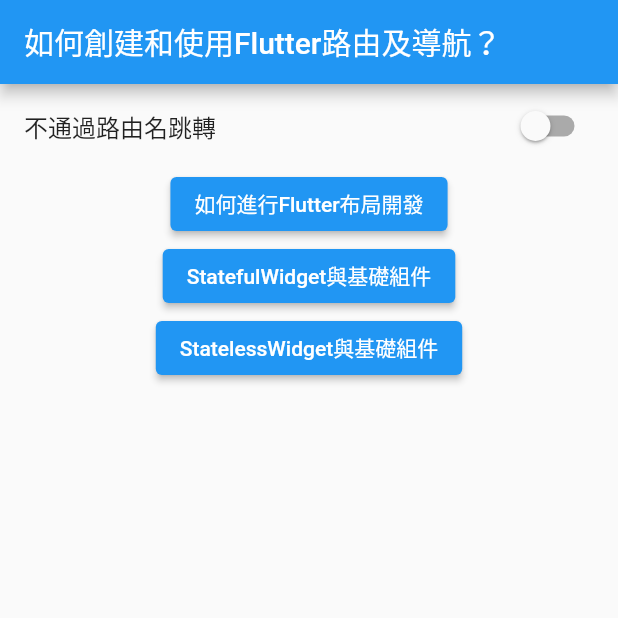
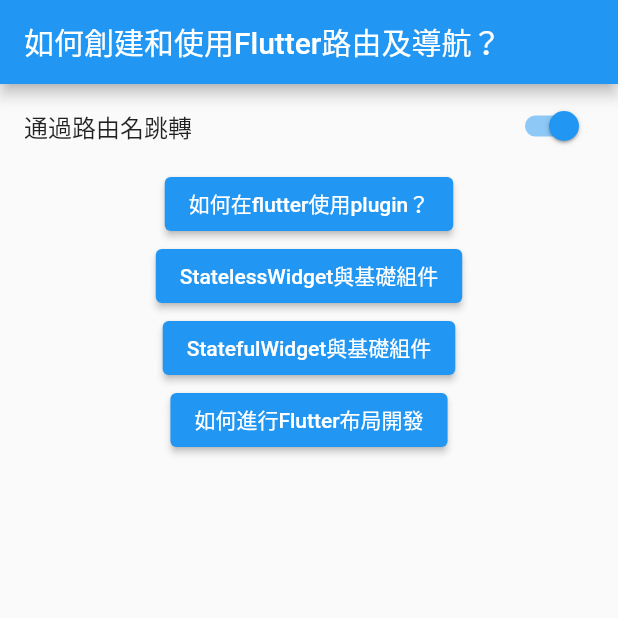
Before and after one commit to frank575/pp, a Flutter app: the screen it shows after launch, on a phone screen of 412 x 824 dp, the top half of it. Run offline on Flutter 3.47's test engine with Material 2 defaults, Android fonts, the light colour scheme and no system bars; missing offline and left inert: flutter_color.

Commit message:
feat(flutter_app): PluginUse page

```diff
--- a/dart/flutter_app/lib/main.dart
+++ b/dart/flutter_app/lib/main.dart
@@ -1,5 +1,6 @@
 import 'package:flutter/material.dart';
 import 'package:flutter_app/less_group_page.dart';
+import 'package:flutter_app/plguin_use.dart';
 import 'package:flutter_app/stateful_group_page.dart';
 import 'flutter_layout_page.dart';
 
@@ -17,9 +18,10 @@
             appBar: AppBar(title: Text('如何創建和使用Flutter路由及導航？')),
             body: RootNavigator()),
         routes: {
+          'plugin': (context) => PluginUse(),
           'less': (context) => LessGroupPage(),
           'full': (context) => StatefulGroup(),
-          'layout': (context) => FlutterLayoutPage()
+          'layout': (context) => FlutterLayoutPage(),
         });
   }
 }
@@ -30,7 +32,7 @@
 }
 
 class _RootNavigatorState extends State<RootNavigator> {
-  bool byName = false; // false 表示不透過Navigator直接跳轉
+  bool byName = true; // false 表示不透過Navigator直接跳轉
   @override
   Widget build(BuildContext context) {
     return Container(
@@ -44,9 +46,10 @@
                   byName = value;
                 });
               }),
+          _item('如何在flutter使用plugin？', PluginUse(), 'plugin'),
+          _item('StatelessWidget與基礎組件', LessGroupPage(), 'less'),
+          _item('StatefulWidget與基礎組件', StatefulGroup(), 'full'),
           _item('如何進行Flutter布局開發', FlutterLayoutPage(), 'layout'),
-          _item('StatefulWidget與基礎組件', StatefulGroup(), 'full'),
-          _item('StatelessWidget與基礎組件', LessGroupPage(), 'less'),
         ],
       ),
     );
--- a/dart/flutter_app/pubspec.yaml
+++ b/dart/flutter_app/pubspec.yaml
@@ -23,6 +23,7 @@
 dependencies:
   flutter:
     sdk: flutter
+  flutter_color: ^2.0.0
 
 
   # The following adds the Cupertino Icons font to your application.
```
Also changed, not shown: dart/flutter_app/lib/plguin_use.dart (added, +52 -0 lines), dart/flutter_app/pubspec.lock.
